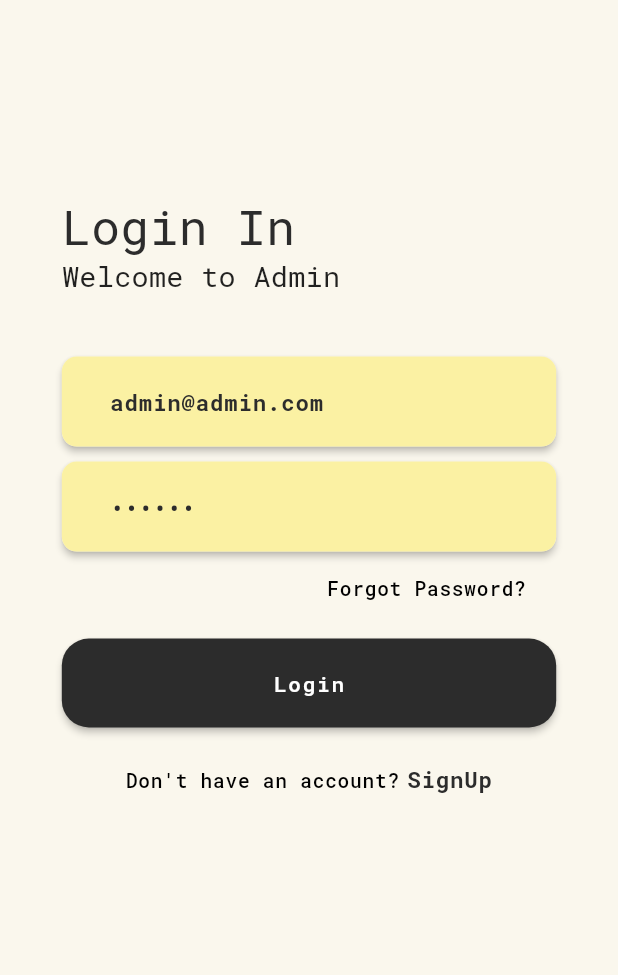
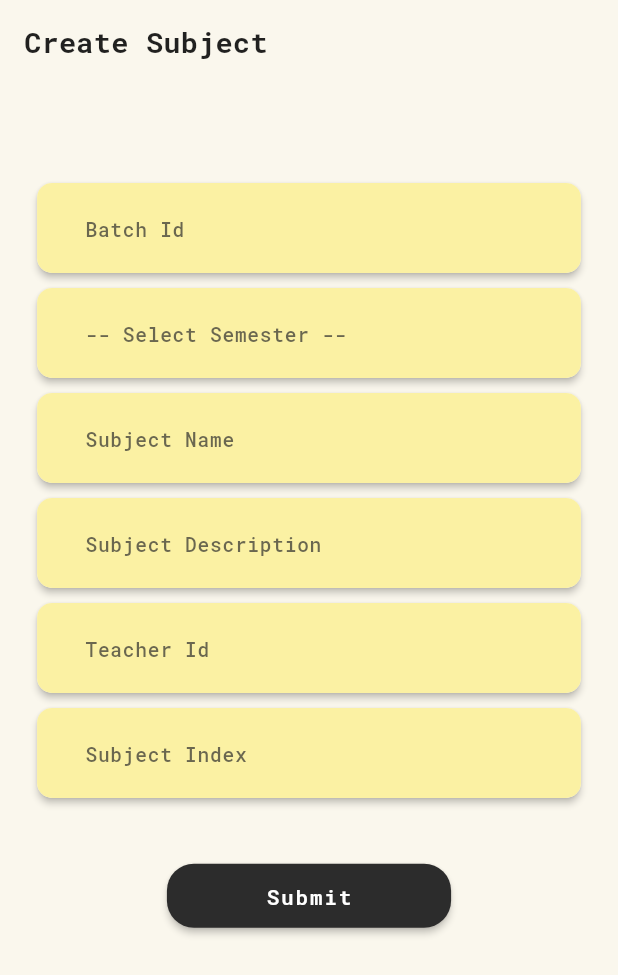
Before and after one commit to abhi123vj/Attendance-Monitor, a Flutter app: the screen it shows after launch, on a phone screen of 412 x 824 dp. Shown: the top 975 px of the screen. Run offline on Flutter 3.47's test engine with Material 2 defaults, Android fonts, the light colour scheme and no system bars; our stand-ins replace auto_size_text, cloud_firestore, dio, firebase_core, flutter_bounce, flutter_slidable and 7 more; missing offline and left inert: dio_smart_retry; accounts and stored records are empty.

Commit message:
Create Subject

```diff
--- a/lib/routes/app_routes.dart
+++ b/lib/routes/app_routes.dart
@@ -1,6 +1,7 @@
 import 'dart:developer';
 
 import 'package:attendance_montior/screens/attendece_view_screen.dart';
+import 'package:attendance_montior/screens/create_sub.dart';
 import 'package:attendance_montior/screens/home_screen.dart';
 import 'package:attendance_montior/screens/login_screen.dart';
 import 'package:attendance_montior/screens/mark_attendance_screen.dart';
@@ -57,11 +58,15 @@ class AppRoutes {
       name: '/userDetails',
       page: () =>  UserDetailsScreen(),
     ),
+    GetPage(
+      name: createSubject,
+      page: () =>  CreateSubject(),
+    ),
   ];
 
 
 
-  static String initialPage = splashSCreen;
+  static String initialPage = createSubject;
 
   static String homeScreen = '/';
   static String userDetails = '/userDetails';
@@ -69,6 +74,7 @@ class AppRoutes {
   static String loginScreen = '/login';
   static String signUpScreen = '/signUp';
   static String splashSCreen = '/splash';
+  static String createSubject = '/createSub';
 
   static String syllabusScreen = '/syllabus';
 }
--- /dev/null
+++ b/lib/screens/create_sub.dart
@@ -0,0 +1,110 @@
+import 'package:attendance_montior/constants/app_colors.dart';
+import 'package:attendance_montior/screens/widgets/app_field.dart';
+import 'package:flutter/material.dart';
+import 'package:sizer/sizer.dart';
+
+class CreateSubject extends StatelessWidget {
+  CreateSubject({Key? key}) : super(key: key);
+  final _batchIdController = TextEditingController();
+  final _semController = TextEditingController();
+  final _subController = TextEditingController();
+  final _subDesController = TextEditingController();
+  final _teacherIdController = TextEditingController();
+  final _subjectIndexController = TextEditingController();
+
+  @override
+  Widget build(BuildContext context) {
+    return Scaffold(
+      appBar: AppBar(
+        title: Text(
+          "Create Subject",
+          style: Theme.of(context)
+              .textTheme
+              .headline6
+              ?.copyWith(fontWeight: FontWeight.bold),
+        ),
+      ),
+      body: SingleChildScrollView(
+        child: Padding(
+          padding: EdgeInsets.all(3.h),
+          child: Column( mainAxisAlignment: MainAxisAlignment.center,crossAxisAlignment: CrossAxisAlignment.center,
+            children: [
+              SizedBox(height: 5.h,),
+             AppFormField(
+                      controller: _batchIdController,
+                      hintText: 'Batch Id',
+                      type: 'normal',
+                    ),
+                    SizedBox(
+                      height: 10,
+                    ),
+                    AppFormField(
+                        type: "DropDown",
+                        list: [
+                          "S1",
+                          "S2",
+                          "S3",
+                          "S4",
+                          "S5",
+                          "S6",
+                          "S7",
+                          "S8"
+                        ],
+                        controller: _semController,
+                        hintText: 'Semester'),
+                    SizedBox(
+                      height: 10,
+                    ),
+                    AppFormField(
+                      controller: _subController,
+                      hintText: 'Subject Name',
+                      type: 'name',
+                    ),
+                    SizedBox(
+                      height: 10,
+                    ),
+                    AppFormField(
+                      controller: _subDesController,
+                      hintText: 'Subject Description',
+                      type: 'normal',
+                    ),
+                    SizedBox(
+                      height: 10,
+                    ),
+                    AppFormField(
+                      controller: _teacherIdController,
+                      hintText: 'Teacher Id',
+                      type: 'normal',
+                    ),
+                    SizedBox(
+                      height: 10,
+                    ),
+                    AppFormField(
+                      controller: _subjectIndexController,
+                      hintText: 'Subject Index',
+                      type: 'normal',
+                    ),
+                    SizedBox(
+                      height: 5.h,
+                    ),
+                    ElevatedButton(
+                              onPressed: () {
+
+                              },
+                              child:Text(
+                                      'Submit',
+                                      style: Theme.of(context).textTheme.button,
+                                    ),
+                              style: ElevatedButton.styleFrom(
+                                  padding: EdgeInsets.symmetric(vertical: 3.w,horizontal: 8.h),
+                                  primary: AppColors.bgBlack,
+                                  shape: const RoundedRectangleBorder(
+                                      borderRadius: BorderRadius.all(
+                                          Radius.circular(18)))),
+                            )
+            ]),
+        ),
+      )
+    );
+  }
+}
```
Also changed, not shown: lib/screens/home_screen.dart (+43 -1 lines).
